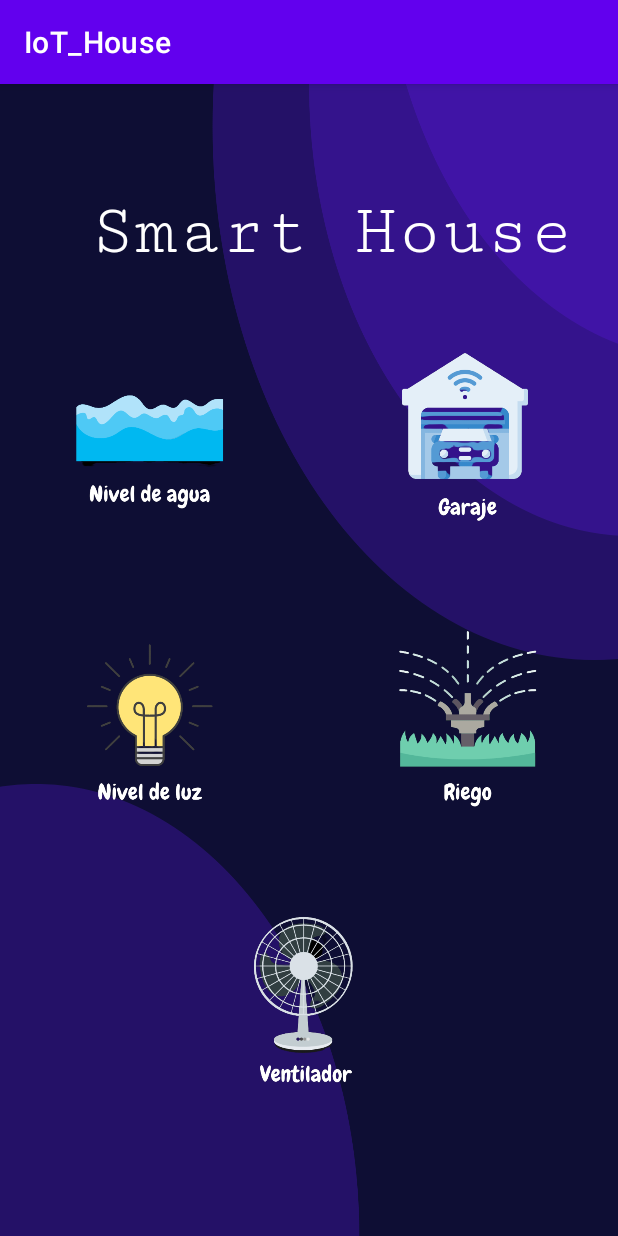
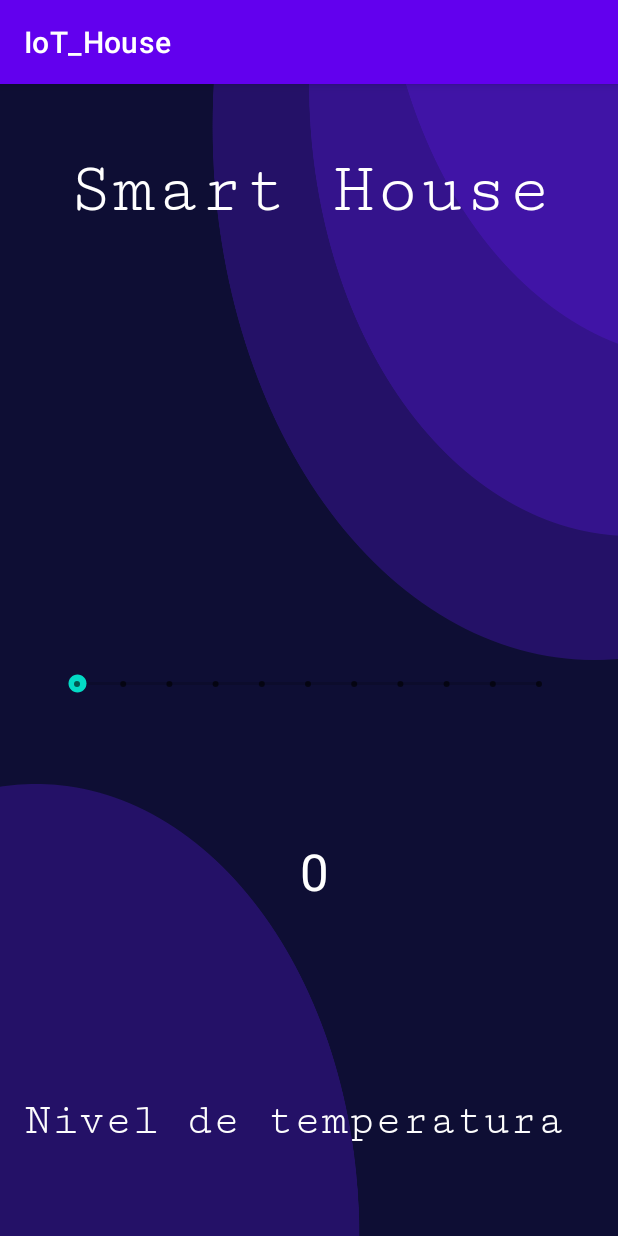
Before and after one commit to Vicente105/IoT_House, an Android app: the screen it shows after launch (MainActivity2 before the commit, MainActivity6 after it), after a tap on an icon or button, on a phone screen of 412 x 824 dp. Run offline under Robolectric (Android 15) with nearby library versions, the phone set to English and light mode, and no system bars.

Commit message:
Agregamos el activity6

```diff
--- a/app/src/main/java/com/example/iot_house/MainActivity2.java
+++ b/app/src/main/java/com/example/iot_house/MainActivity2.java
@@ -49,6 +49,8 @@ public class MainActivity2 extends AppCompatActivity {
         ivventilador.setOnClickListener(new View.OnClickListener() {
             @Override
             public void onClick(View v) {
+                Intent inicio=new Intent(MainActivity2.this, MainActivity6.class);
+                startActivity(inicio);
 
             }
         });
--- a/app/src/main/java/com/example/iot_house/MainActivity6.java
+++ b/app/src/main/java/com/example/iot_house/MainActivity6.java
@@ -3,12 +3,40 @@ package com.example.iot_house;
 import androidx.appcompat.app.AppCompatActivity;
 
 import android.os.Bundle;
+import android.widget.SeekBar;
+import android.widget.TextView;
 
 public class MainActivity6 extends AppCompatActivity {
+    TextView tvnivel, tvnivev;
+    SeekBar sbtemp;
 
     @Override
     protected void onCreate(Bundle savedInstanceState) {
         super.onCreate(savedInstanceState);
         setContentView(R.layout.activity_main6);
+
+        tvnivel = (TextView) findViewById(R.id.tvnivel);
+        tvnivev = (TextView) findViewById(R.id.tvnivev);
+
+        sbtemp = (SeekBar) findViewById(R.id.sbtemp);
+
+        sbtemp.setMax(10);
+        sbtemp.setProgress(0);
+        sbtemp.setOnSeekBarChangeListener(new SeekBar.OnSeekBarChangeListener() {
+            @Override
+            public void onProgressChanged(SeekBar seekBar, int i, boolean b) {
+                tvnivel.setText(String.valueOf(i));
+            }
+
+            @Override
+            public void onStartTrackingTouch(SeekBar seekBar) {
+
+            }
+
+            @Override
+            public void onStopTrackingTouch(SeekBar seekBar) {
+
+            }
+        });
     }
 }
--- a/app/src/main/res/layout/activity_main6.xml
+++ b/app/src/main/res/layout/activity_main6.xml
@@ -33,7 +33,7 @@
         app:layout_constraintTop_toBottomOf="@+id/tvApp" />
 
     <SeekBar
-        android:id="@+id/sbluz"
+        android:id="@+id/sbtemp"
         style="@style/Widget.AppCompat.SeekBar.Discrete"
         android:layout_width="340dp"
         android:layout_height="115dp"
@@ -59,7 +59,7 @@
         android:textColorHighlight="#FAFAFA"
         android:textSize="30sp"
         app:layout_constraintStart_toStartOf="parent"
-        app:layout_constraintTop_toBottomOf="@+id/sbluz" />
+        app:layout_constraintTop_toBottomOf="@+id/sbtemp" />
 
     <TextView
         android:id="@+id/tvnivel"
@@ -71,7 +71,7 @@
         android:textColor="#FFFFFF"
         android:textSize="34sp"
         app:layout_constraintStart_toStartOf="parent"
-        app:layout_constraintTop_toBottomOf="@+id/sbluz" />
+        app:layout_constraintTop_toBottomOf="@+id/sbtemp" />
 
 
 </androidx.constraintlayout.widget.ConstraintLayout>
```
